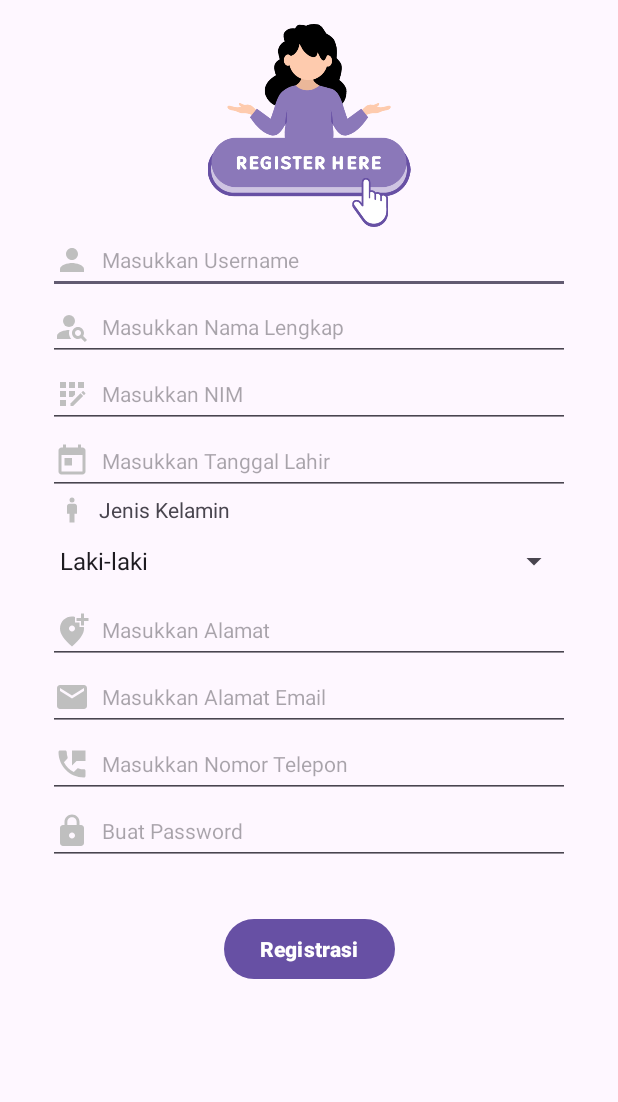
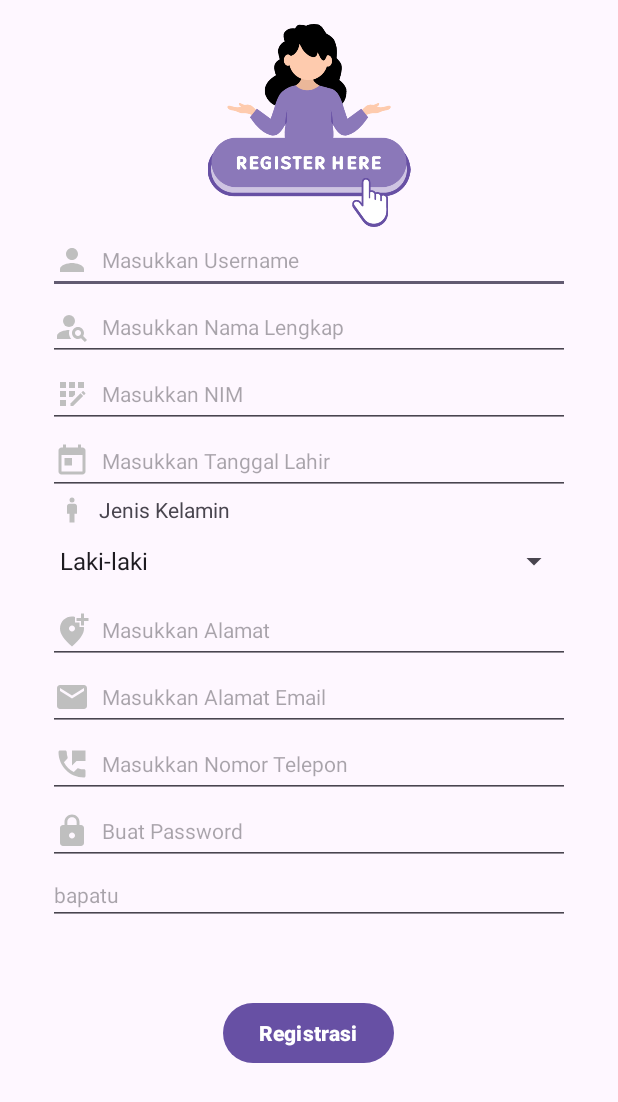
Before and after one commit to ArindaLovi/thestudent, an Android app: the screen it shows after launch (MainActivity), on a phone screen of 412 x 824 dp. Shown: the top 1102 px of the screen. Run offline under Robolectric (Android 15) with nearby library versions, the light colour scheme and no system bars.

Commit message:
UPDATE - Menambahkan edit_bapatu

```diff
--- a/app/src/main/res/layout/activity_main.xml
+++ b/app/src/main/res/layout/activity_main.xml
@@ -7,6 +7,7 @@
     android:layout_height="match_parent"
     tools:context=".MainActivity">
 
+    <!-- EditText untuk input Username dengan ikon orang di sebelah kiri -->
     <EditText
         android:id="@+id/edt_username"
         android:layout_width="0dp"
@@ -174,11 +175,24 @@
         android:id="@+id/btn_register"
         android:layout_width="wrap_content"
         android:layout_height="wrap_content"
-        android:layout_marginTop="32dp"
+        android:layout_marginTop="88dp"
         android:text="Registrasi"
         android:textStyle="bold"
         app:layout_constraintEnd_toEndOf="parent"
+        app:layout_constraintHorizontal_bias="0.498"
         app:layout_constraintStart_toStartOf="parent"
         app:layout_constraintTop_toBottomOf="@+id/edt_password" />
 
+    <EditText
+        android:id="@+id/edit_bapatu"
+        android:layout_width="0dp"
+        android:layout_height="wrap_content"
+        android:ems="10"
+        android:hint="bapatu"
+        android:inputType="text"
+        android:textSize="14sp"
+        app:layout_constraintEnd_toEndOf="@+id/edt_password"
+        app:layout_constraintStart_toStartOf="@+id/edt_password"
+        app:layout_constraintTop_toBottomOf="@+id/edt_password" />
+
 </androidx.constraintlayout.widget.ConstraintLayout>
```
